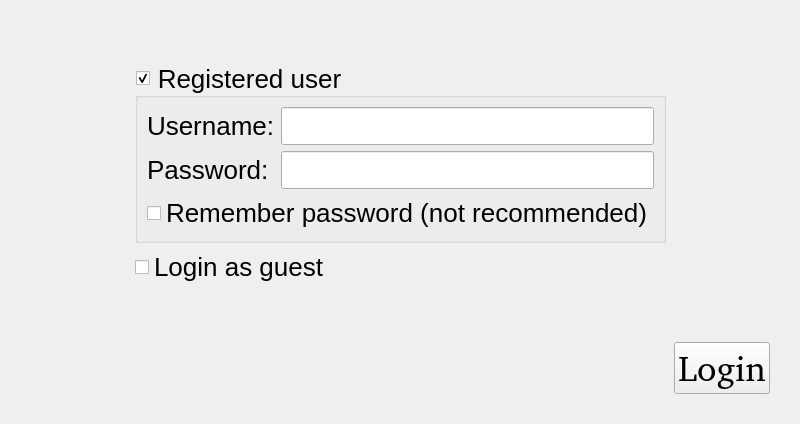
Before: the Qt Designer form src/gui/qt/gui_800x480/internetgamelogindialog_800x480.ui in ph4n70mr1ddl3r/pokerth, drawn with Qt 5.
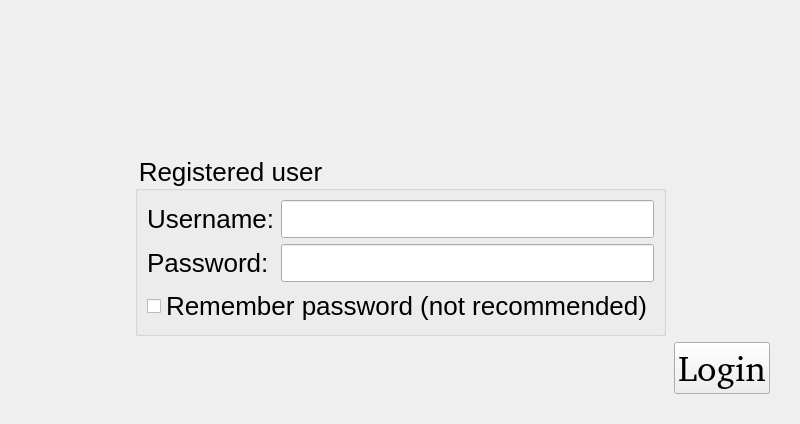
After: the same form once the commit is applied. Icons and pictures are not drawn.

Commit message: Cleanup: Remove guest login functionality from client, server, and protocol

What changed in the file:
```diff
--- a/src/gui/qt/gui_800x480/internetgamelogindialog_800x480.ui
+++ b/src/gui/qt/gui_800x480/internetgamelogindialog_800x480.ui
@@ -50,7 +50,7 @@
       <string>Registered user</string>
      </property>
      <property name="checkable">
-      <bool>true</bool>
+      <bool>false</bool>
      </property>
      <layout class="QGridLayout" name="gridLayout">
       <item row="0" column="0">
@@ -97,14 +97,7 @@
      </layout>
     </widget>
    </item>
-   <item row="2" column="1">
-    <widget class="QCheckBox" name="checkBox_guest">
-     <property name="text">
-      <string>Login as guest</string>
-     </property>
-    </widget>
-   </item>
-   <item row="4" column="0" colspan="3">
+   <item row="2" column="0" colspan="3">
     <layout class="QHBoxLayout" name="horizontalLayout">
      <item>
       <widget class="QLabel" name="label_createAnAccount">
@@ -180,19 +173,6 @@
      </property>
     </spacer>
    </item>
-   <item row="3" column="1">
-    <spacer name="verticalSpacer">
-     <property name="orientation">
-      <enum>Qt::Vertical</enum>
-     </property>
-     <property name="sizeHint" stdset="0">
-      <size>
-       <width>20</width>
-       <height>40</height>
-      </size>
-     </property>
-    </spacer>
-   </item>
    <item row="0" column="1">
     <spacer name="verticalSpacer_3">
      <property name="orientation">
```
Left out of the diff: 2 changed lines with no effect on the pictures. The commit also changes 40 other files.
